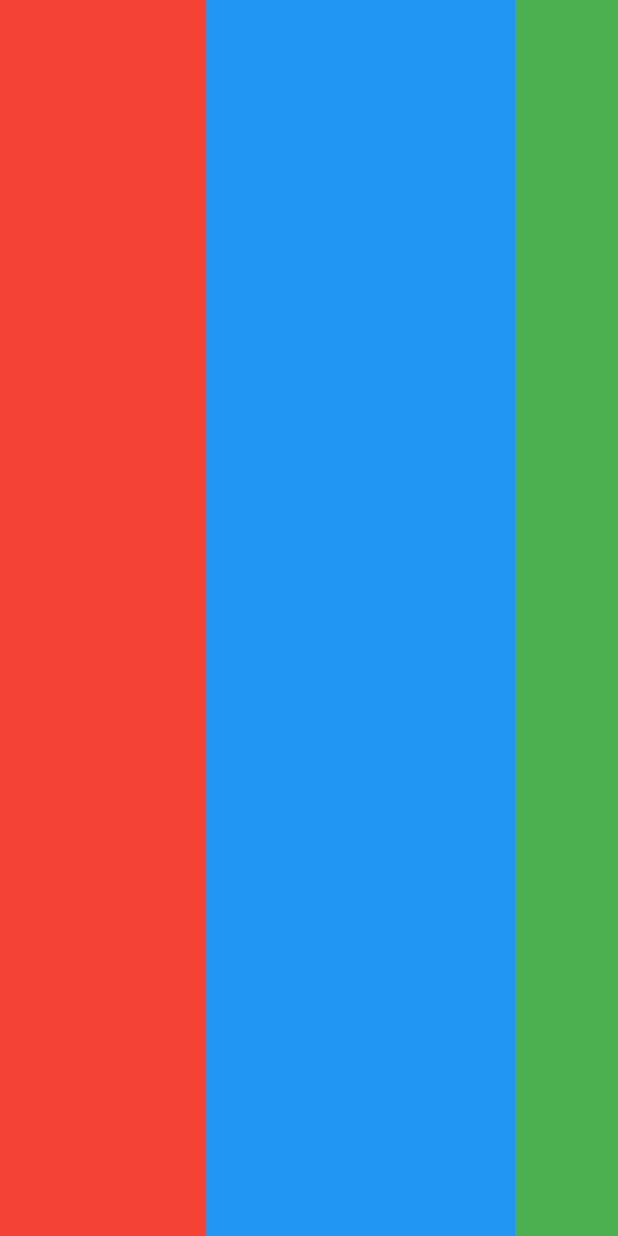
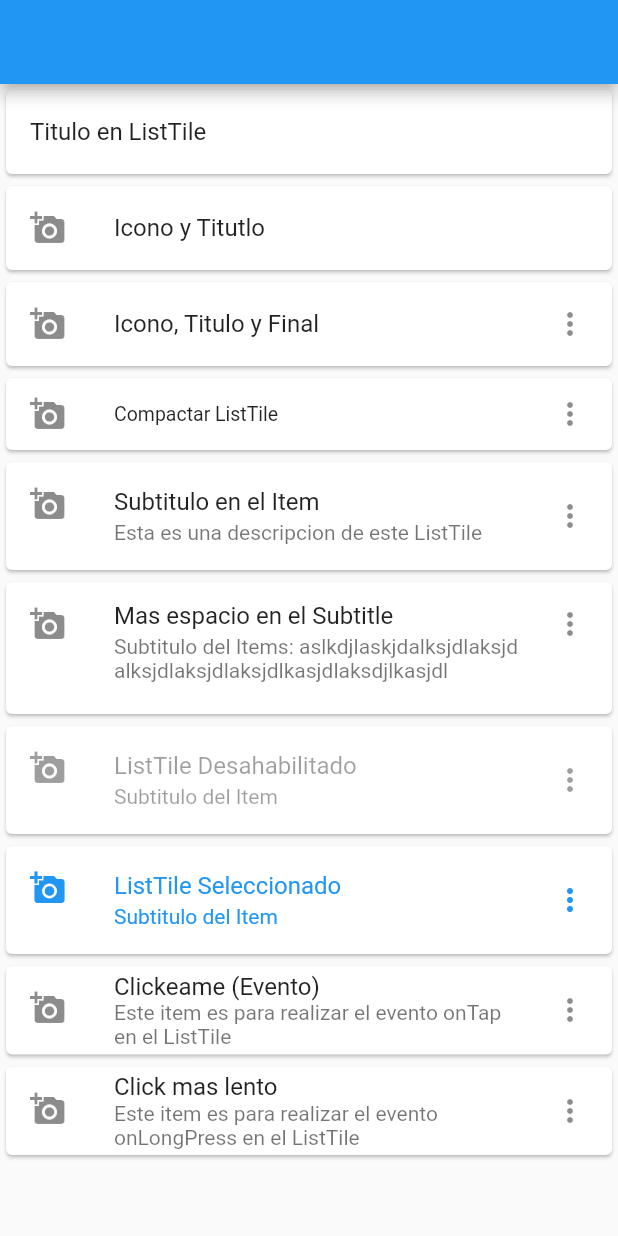
Before and after one commit to EmmanuelHm/basic_components_flutter, a Flutter app: the screen it shows after launch, on a phone screen of 412 x 824 dp. Run offline on Flutter 3.47's test engine with Material 2 defaults, Android fonts, the phone set to English and light mode, and no system bars.

Commit message:
Utilizando el Widget 'ListTile' en flutter

```diff
--- /dev/null
+++ b/lib/BasicWidgets/7.ListTile/ListTile.dart
@@ -0,0 +1,121 @@
+import 'package:flutter/material.dart';
+
+class ListTileWidget extends StatefulWidget {
+  const ListTileWidget({Key? key}) : super(key: key);
+
+  @override
+  _ListTileWidgetState createState() => _ListTileWidgetState();
+}
+
+class _ListTileWidgetState extends State<ListTileWidget> {
+  bool selectedItem = false;
+
+  @override
+  Widget build(BuildContext context) {
+    return ListView(
+      children: [
+        // ListTile con titulo
+        Card(
+          child: ListTile(
+            title: Text('Titulo en ListTile'),
+          ),
+        ),
+        // ListTile con titulo y Icono(encabezado)
+        Card(
+          child: ListTile(
+            leading: Icon(Icons.add_a_photo),
+            title: Text('Icono y Titutlo'),
+          ),
+        ),
+        // ListTile con titulo, encabezado, final
+        Card(
+          child: ListTile(
+            leading: Icon(Icons.add_a_photo),
+            title: Text('Icono, Titulo y Final'),
+            trailing: Icon(Icons.more_vert),
+          ),
+        ),
+        // Compactar la vista de un ListTile
+        Card(
+          child: ListTile(
+            dense: true,
+            leading: Icon(Icons.add_a_photo),
+            title: Text('Compactar ListTile'),
+            trailing: Icon(Icons.more_vert),
+          ),
+        ),
+        // Explicacion en el ListTile
+        Card(
+          child: ListTile(
+            leading: Icon(Icons.add_a_photo),
+            title: Text('Subtitulo en el Item'),
+            subtitle: Text('Esta es una descripcion de este ListTile'),
+            trailing: Icon(Icons.more_vert),
+          ),
+        ),
+        // Subtitle con mas espacio (renglones para escribir)
+        Card(
+          child: ListTile(
+            leading: Icon(Icons.add_a_photo),
+            title: Text('Mas espacio en el Subtitle'),
+            subtitle: Text(
+                'Subtitulo del Items: aslkdjlaskjdalksjdlaksjdalksjdlaksjdlaksjdlkasjdlaksdjlkasjdl'),
+            isThreeLine: true,
+            trailing: Icon(Icons.more_vert),
+          ),
+        ),
+        // Desabilitar un ListTile
+        Card(
+          child: ListTile(
+            enabled: false,
+            leading: Icon(Icons.add_a_photo),
+            title: Text('ListTile Desahabilitado'),
+            subtitle: Text('Subtitulo del Item'),
+            trailing: Icon(Icons.more_vert),
+          ),
+        ),
+        // Resaltar ListTile si es seleccionado
+        Card(
+          child: ListTile(
+            selected: true,
+            leading: Icon(Icons.add_a_photo),
+            title: Text('ListTile Seleccionado'),
+            subtitle: Text('Subtitulo del Item'),
+            trailing: Icon(Icons.more_vert),
+          ),
+        ),
+        // Evento onTap ()
+        Card(
+          child: ListTile(
+            onTap: () {
+              setState(() {
+                (!selectedItem) ? selectedItem = true : selectedItem = false;
+              });
+            },
+            selected: selectedItem,
+            leading: Icon(Icons.add_a_photo),
+            title: Text('Clickeame (Evento)'),
+            subtitle: Text(
+                'Este item es para realizar el evento onTap en el ListTile'),
+            trailing: Icon(Icons.more_vert),
+          ),
+        ),
+        Card(
+          child: ListTile(
+            onLongPress: () {
+              setState(() {
+                (!selectedItem) ? selectedItem = true : selectedItem = false;
+              });
+            },
+            selected: selectedItem,
+            leading: Icon(Icons.add_a_photo),
+            title: Text('Click mas lento'),
+            subtitle: Text(
+                'Este item es para realizar el evento onLongPress en el ListTile'),
+            trailing: Icon(Icons.more_vert),
+          ),
+        )
+      ],
+    );
+  }
+}
--- a/lib/main.dart
+++ b/lib/main.dart
@@ -1,6 +1,6 @@
 import 'package:flutter/material.dart';
 
-import 'BasicWidgets/5.Flexible/Flexible.dart';
+import 'BasicWidgets/7.ListTile/ListTile.dart';
 
 void main() => runApp(MyApp());
 
@@ -25,9 +25,7 @@ class _MyHomePageState extends State<MyHomePage> {
   @override
   Widget build(BuildContext context) {
     return SafeArea(
-      child: Scaffold(
-        body: FlexibleWidget(),
-      ),
+      child: Scaffold(appBar: AppBar(), body: ListTileWidget()),
     );
   }
 }
```
Also changed, not shown: lib/BasicWidgets/7.ListTile/ListTile1.png (added), lib/BasicWidgets/7.ListTile/ListTile2.png (added).
